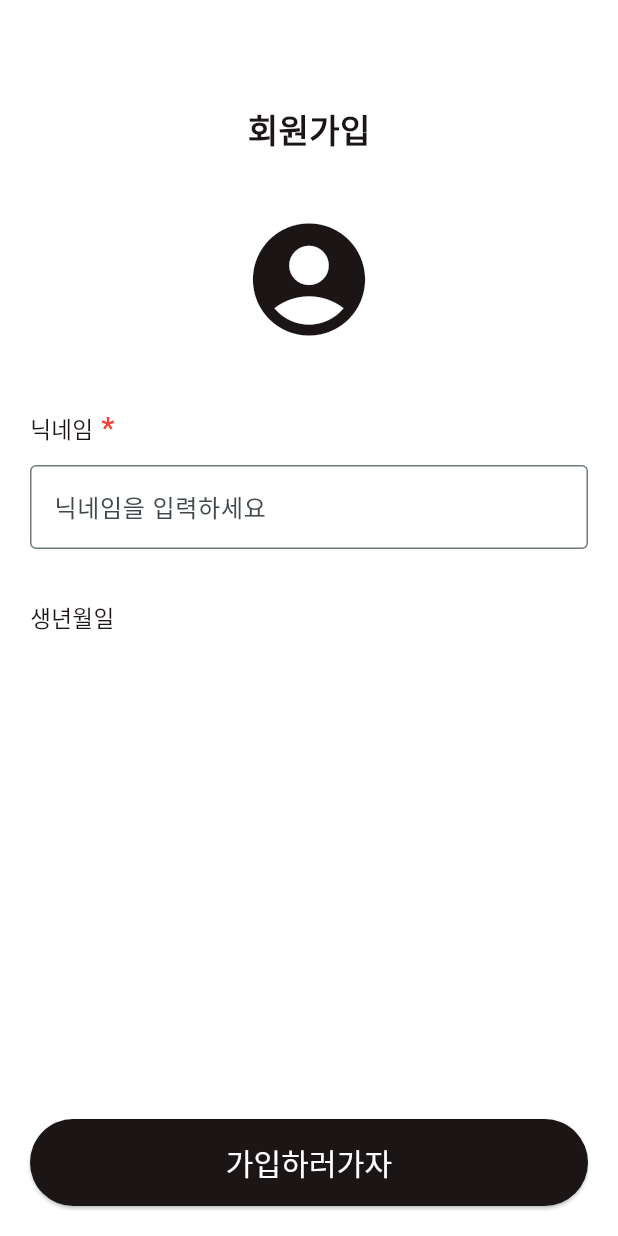
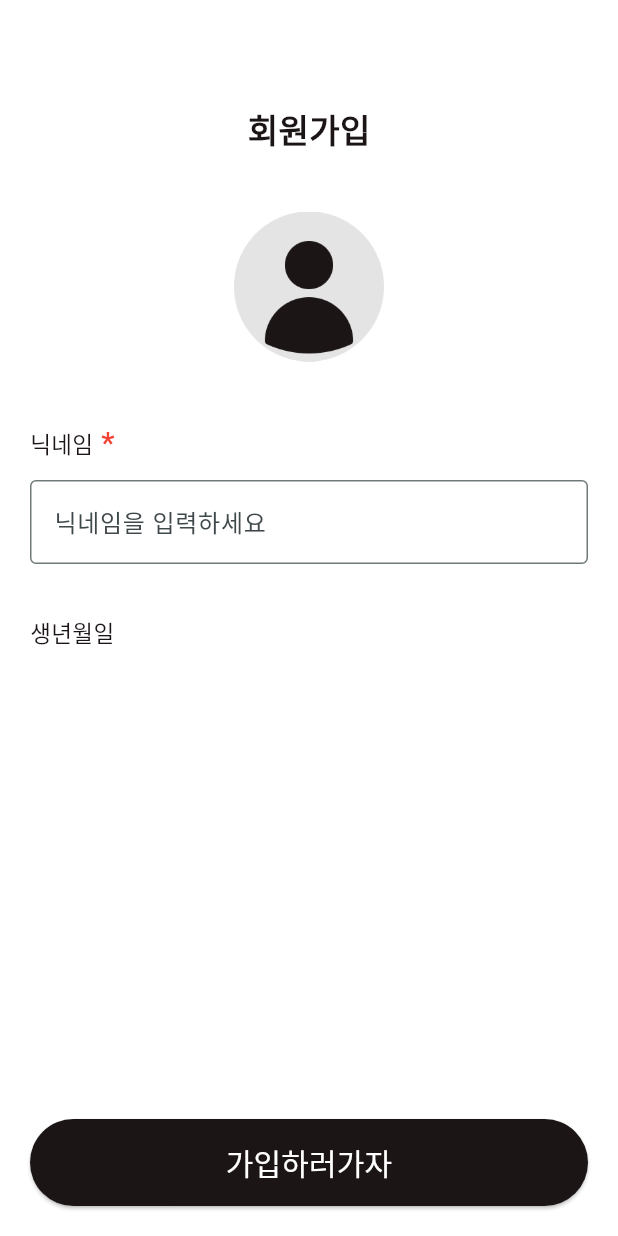
Before and after one commit to SSAFY-RunnerWay/RunnerWay, a Flutter app: the SignUpView screen opened by its route, on a phone screen of 412 x 824 dp. Run offline on Flutter 3.47's test engine with Material 3 defaults, Android fonts, the phone set to English and light mode, and no system bars; our stand-ins replace geolocator, get, google_maps_flutter, location; missing offline and left inert: baseflow_plugin_template, flutter_polyline_points; project files that could hold a hidden picture were left out.

Commit message:
feat : 프로필 이미지 추가 (assets/images/auth 파일에 추가함)

```diff
--- a/frontend/analysis_options.yaml
+++ b/frontend/analysis_options.yaml
@@ -23,6 +23,7 @@ linter:
   rules:
     prefer_typing_uninitialized_variables: false
     prefer_const_constructors_in_immutables: false
+    prefer_const_literals_to_create_immutables: false
     prefer_const_constructors: false
     avoid_print: false
     # avoid_print: false  # Uncomment to disable the `avoid_print` rule
--- a/frontend/lib/views/auth/signup_view.dart
+++ b/frontend/lib/views/auth/signup_view.dart
@@ -7,16 +7,13 @@ class SignUpView extends StatelessWidget {
   @override
   Widget build(BuildContext context) {
     return Scaffold(
-      backgroundColor: Colors.white,
       body: Padding(
-        padding: const EdgeInsets.all(20.0), // 화면 전체 margin 20
+        padding: const EdgeInsets.all(20), // 화면 전체 margin 20
         child: Column(
           mainAxisAlignment: MainAxisAlignment.start,
           crossAxisAlignment: CrossAxisAlignment.start,
           children: [
-            SizedBox(
-              height: 50,
-            ),
+            SizedBox(height: 50),
             Row(
               mainAxisAlignment: MainAxisAlignment.center,
               children: [
@@ -30,17 +27,15 @@ class SignUpView extends StatelessWidget {
                 ),
               ],
             ),
-            SizedBox(
-              height: 40,
-            ),
+            SizedBox(height: 40),
             // 회원가입 유저 이미지
             Row(
               mainAxisAlignment: MainAxisAlignment.center,
               children: [
-                Icon(
-                  Icons.account_circle_rounded,
-                  color: Color(0xFF1C1516),
-                  size: 90,
+                Image.asset(
+                  'assets/images/auth/defaultProfile.png',
+                  width: 100,
+                  height: 100,
                 ),
               ],
             ),
@@ -69,9 +64,7 @@ class SignUpView extends StatelessWidget {
                 ),
               ],
             ),
-            SizedBox(
-              height: 10,
-            ),
+            SizedBox(height: 10),
             // 텍스트필드가 보이도록 Expanded 사용
             Row(
               children: [
--- a/frontend/pubspec.yaml
+++ b/frontend/pubspec.yaml
@@ -60,6 +60,7 @@ flutter:
   assets:
     - assets/images/
     - assets/icons/
+    - assets/images/auth/
 
   fonts:
     - family: notosans
```
Also changed, not shown: frontend/assets/images/auth/defaultProfile.png (added).
